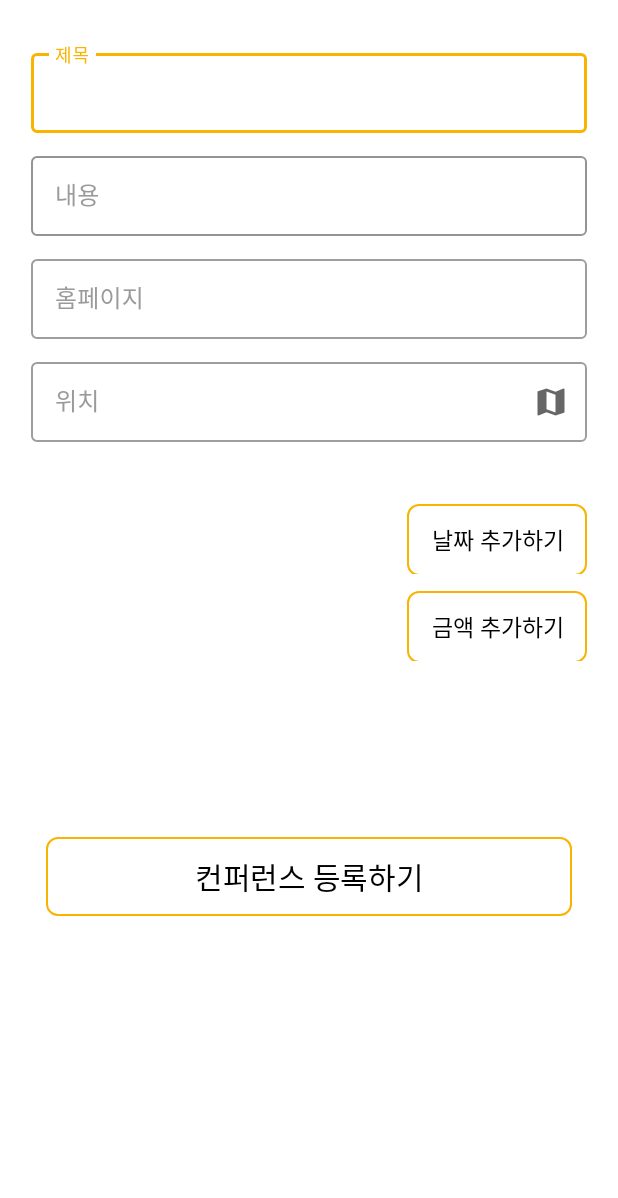
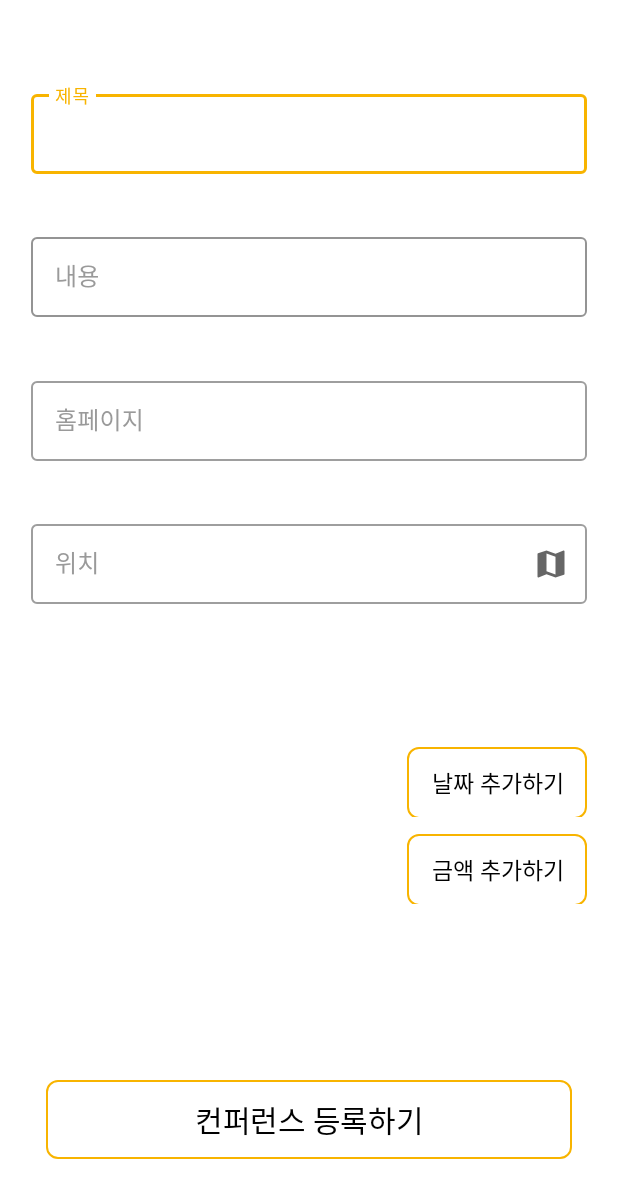
Before and after one commit to LeeJaeHyeon05/DevProject, an Android app: the layout activity_add_conferences.xml on its own in the app's theme, with its tools: preview values and no code run, on a phone screen of 412 x 824 dp. Shown: the top 1198 px of the screen. Run offline under Robolectric (Android 15) with nearby library versions, the phone set to English and light mode, and no system bars; plain views replace ExpandableCardView.

Commit message:
-Debug add_conferences

```diff
--- a/app/src/main/AndroidManifest.xml
+++ b/app/src/main/AndroidManifest.xml
@@ -41,6 +41,7 @@
             android:exported="false" />
         <activity
             android:name=".addConferences.AddConferencesActivity"
+            android:windowSoftInputMode="adjustPan"
             android:exported="false" />
         <activity
             android:name=".activity.MapActivity"
--- a/app/src/main/res/layout/activity_add_conferences.xml
+++ b/app/src/main/res/layout/activity_add_conferences.xml
@@ -3,13 +3,13 @@
     xmlns:app="http://schemas.android.com/apk/res-auto"
     xmlns:tools="http://schemas.android.com/tools"
     android:layout_width="match_parent"
-    android:layout_height="wrap_content"
+    android:layout_height="match_parent"
     android:fillViewport="true"
     tools:context=".addConferences.AddConferencesActivity">
 
     <androidx.constraintlayout.widget.ConstraintLayout
         android:layout_width="match_parent"
-        android:layout_height="wrap_content">
+        android:layout_height="match_parent">
 
         <androidx.constraintlayout.widget.Guideline
             android:id="@+id/addConferenceGuideLeft"
@@ -31,8 +31,8 @@
             android:layout_width="0dp"
             android:layout_height="wrap_content"
             android:layout_marginTop="30dp"
+            android:layout_marginBottom="10dp"
             android:textColorHint="#9A9A9A"
-            android:layout_marginBottom="10dp"
             app:layout_constraintBottom_toTopOf="@id/detailTextInput"
             app:layout_constraintEnd_toEndOf="@id/addConferenceGuideRight"
             app:layout_constraintStart_toStartOf="@id/addConferenceGuideLeft"
@@ -53,8 +53,8 @@
             style="@style/TextInputLayoutStyle"
             android:layout_width="0dp"
             android:layout_height="wrap_content"
+            android:layout_marginBottom="10dp"
             android:textColorHint="#9A9A9A"
-            android:layout_marginBottom="10dp"
             app:layout_constraintBottom_toTopOf="@id/conferenceLinkInput"
             app:layout_constraintEnd_toEndOf="@id/addConferenceGuideRight"
             app:layout_constraintStart_toStartOf="@id/addConferenceGuideLeft"
@@ -62,15 +62,15 @@
 
             <EditText
                 android:id="@+id/addConDetail"
-                android:fontFamily="@font/jua_regular"
                 style="@style/TextInputEditTextStyle"
-                android:background="@null"
                 android:layout_width="match_parent"
                 android:layout_height="wrap_content"
-                android:maxHeight="300dp"
+                android:background="@null"
+                android:fontFamily="@font/jua_regular"
                 android:gravity="top|start"
                 android:hint="내용"
                 android:inputType="text|textMultiLine"
+                android:maxHeight="300dp"
                 android:scrollbars="vertical" />
 
         </com.google.android.material.textfield.TextInputLayout>
@@ -79,10 +79,10 @@
             android:id="@+id/conferenceLinkInput"
             style="@style/Widget.MaterialComponents.TextInputLayout.OutlinedBox"
             android:layout_width="0dp"
-            android:layout_height="match_parent"
+            android:layout_height="wrap_content"
+            android:layout_marginBottom="10dp"
             android:maxHeight="200dp"
             android:textColorHint="#9A9A9A"
-            android:layout_marginBottom="10dp"
             app:layout_constraintBottom_toTopOf="@+id/TextLayoutConferenceGeo"
             app:layout_constraintEnd_toEndOf="@id/addConferenceGuideRight"
             app:layout_constraintStart_toStartOf="@id/addConferenceGuideLeft"
@@ -93,11 +93,11 @@
                 style="@style/TextInputEditTextStyle"
                 android:layout_width="match_parent"
                 android:layout_height="wrap_content"
+                android:gravity="top|start"
+                android:hint="홈페이지"
+                android:inputType="text|textMultiLine"
                 android:maxHeight="200dp"
-                android:gravity="top|start"
-                android:inputType="text|textMultiLine"
-                android:scrollbars="vertical"
-                android:hint="홈페이지" />
+                android:scrollbars="vertical" />
 
         </com.google.android.material.textfield.TextInputLayout>
 
@@ -105,12 +105,12 @@
             android:id="@+id/TextLayoutConferenceGeo"
             style="@style/Widget.MaterialComponents.TextInputLayout.OutlinedBox"
             android:layout_width="0dp"
-            android:layout_height="match_parent"
+            android:layout_height="wrap_content"
+            android:layout_marginBottom="10dp"
+            android:maxHeight="100dp"
+            android:textColorHint="#9A9A9A"
             app:endIconDrawable="@drawable/ic_map"
             app:endIconMode="custom"
-            android:maxHeight="100dp"
-            android:layout_marginBottom="10dp"
-            android:textColorHint="#9A9A9A"
             app:layout_constraintBottom_toTopOf="@id/showMapSnapShotLayout"
             app:layout_constraintEnd_toEndOf="@id/addConferenceGuideRight"
             app:layout_constraintStart_toStartOf="@id/addConferenceGuideLeft"
@@ -121,9 +121,9 @@
                 style="@style/TextInputEditTextStyle"
                 android:layout_width="match_parent"
                 android:layout_height="wrap_content"
-                android:maxHeight="100dp"
                 android:hint="위치"
                 android:inputType="text|textMultiLine"
+                android:maxHeight="100dp"
                 android:scrollbars="vertical"
                 android:textColorHint="@color/black" />
         </com.google.android.material.textfield.TextInputLayout>
@@ -133,8 +133,8 @@
             style="@style/Widget.MaterialComponents.TextInputLayout.OutlinedBox"
             android:layout_width="0dp"
             android:layout_height="wrap_content"
+            android:layout_marginTop="10dp"
             app:animationDuration="300"
-            android:layout_marginTop="10dp"
             app:expandOnClick="true"
             app:inner_view="@layout/expandable_second_map_snapshot"
             app:layout_constraintBottom_toTopOf="@id/LinearLayout"
@@ -145,36 +145,34 @@
 
         <LinearLayout
             android:id="@+id/LinearLayout"
-            android:layout_marginTop="20dp"
-            app:layout_constraintTop_toBottomOf="@id/showMapSnapShotLayout"
-            app:layout_constraintStart_toStartOf="@id/addConferenceGuideLeft"
-            app:layout_constraintEnd_toEndOf="@id/addConferenceGuideRight"
-            app:layout_constraintBottom_toBottomOf="parent"
             android:layout_width="0dp"
             android:layout_height="300dp"
-            android:orientation="vertical">
+            android:layout_marginTop="20dp"
+            android:orientation="vertical"
+            app:layout_constraintBottom_toBottomOf="parent"
+            app:layout_constraintEnd_toEndOf="@id/addConferenceGuideRight"
+            app:layout_constraintStart_toStartOf="@id/addConferenceGuideLeft"
+            app:layout_constraintTop_toBottomOf="@id/showMapSnapShotLayout">
 
             <LinearLayout
-                android:layout_weight="1"
                 android:layout_width="match_parent"
                 android:layout_height="match_parent"
-                android:orientation="vertical"
-                >
+                android:layout_weight="1"
+                android:orientation="vertical">
 
                 <LinearLayout
                     android:layout_width="match_parent"
                     android:layout_height="wrap_content"
-                    android:orientation="horizontal"
                     android:layout_marginBottom="10dp"
-                    >
+                    android:orientation="horizontal">
 
                     <TextView
                         android:id="@+id/dateTextView"
                         android:layout_width="0dp"
                         android:layout_height="match_parent"
+                        android:layout_weight="1"
                         android:padding="5dp"
                         android:text=""
-                        android:layout_weight="1"
                         android:textAlignment="center"
                         android:textColor="@color/black"
                         android:textSize="24sp" />
@@ -185,8 +183,8 @@
                         android:layout_height="wrap_content"
                         android:background="@drawable/con_round"
                         android:fontFamily="@font/jua_regular"
+                        android:letterSpacing="-0.001"
                         android:text="@string/dateText"
-                        android:letterSpacing="-0.001"
                         android:textColor="@color/black"
                         android:textSize="15sp" />
 
@@ -196,16 +194,15 @@
                 <LinearLayout
                     android:layout_width="match_parent"
                     android:layout_height="wrap_content"
-                    android:orientation="horizontal"
-                    >
+                    android:orientation="horizontal">
 
                     <TextView
                         android:id="@+id/priceTextView"
                         android:layout_width="0dp"
                         android:layout_height="match_parent"
+                        android:layout_weight="1"
                         android:padding="5dp"
                         android:text=""
-                        android:layout_weight="1"
                         android:textAlignment="center"
                         android:textColor="@color/black"
                         android:textSize="24sp" />
@@ -216,9 +213,9 @@
                         android:layout_height="wrap_content"
                         android:background="@drawable/con_round"
                         android:fontFamily="@font/jua_regular"
+                        android:letterSpacing="-0.001"
                         android:text="@string/priceText"
                         android:textColor="@color/black"
-                        android:letterSpacing="-0.001"
                         android:textSize="15sp" />
 
 
@@ -226,29 +223,29 @@
             </LinearLayout>
 
             <LinearLayout
-                android:layout_weight="2"
                 android:layout_width="match_parent"
-                android:layout_height="match_parent">
+                android:layout_height="match_parent"
+                android:layout_weight="2">
 
                 <LinearLayout
-                    android:layout_gravity="center"
                     android:layout_width="match_parent"
-                    android:layout_height="wrap_content">
+                    android:layout_height="wrap_content"
+                    android:layout_gravity="center">
+
                     <Button
                         android:id="@+id/addConButton"
                         android:layout_width="match_parent"
                         android:layout_height="wrap_content"
+                        android:layout_margin="10dp"
+                        android:background="@drawable/con_round"
                         android:backgroundTint="@color/white"
                         android:fontFamily="@font/jua_regular"
-                        android:layout_margin="10dp"
+                        android:letterSpacing="-0.01"
                         android:padding="5dp"
                         android:text="@string/addConferenceText"
                         android:textColor="@color/black"
-                        android:background="@drawable/con_round"
-                        android:letterSpacing="-0.01"
                         android:textSize="20sp"
-                        app:layout_constraintBottom_toBottomOf="parent"
-                        />
+                        app:layout_constraintBottom_toBottomOf="parent" />
                 </LinearLayout>
 
             </LinearLayout>
```
